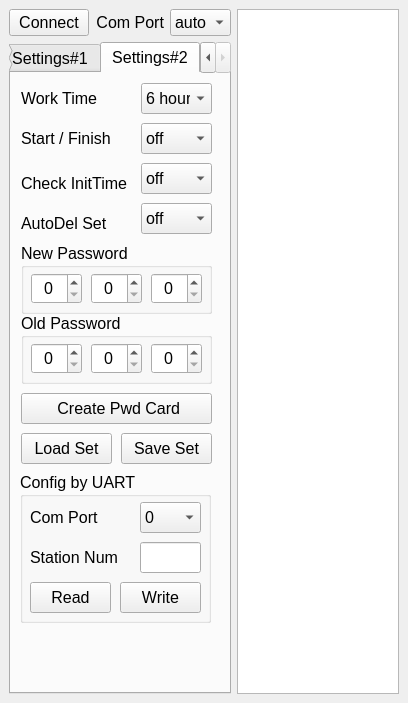
sportiduino/SportiduinoPQ, file design.ui: the form before one commit.
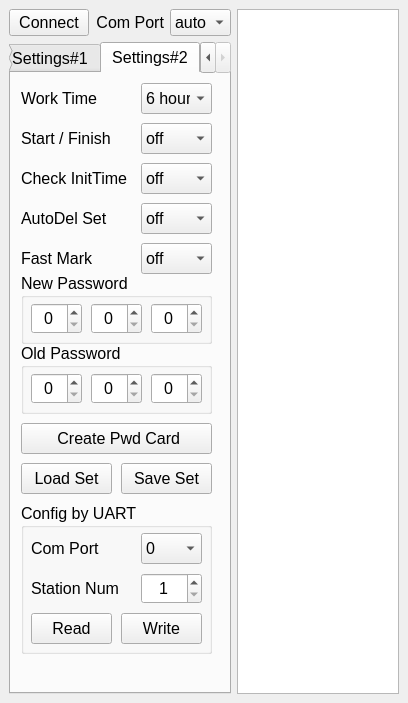
The form after the commit. The open tabs and pages were chosen to show the change.

Commit message: Добавил в настройки выбор режима быстрой отметки

Patch:
```diff
--- a/design.ui
+++ b/design.ui
@@ -883,7 +883,7 @@
            <rect>
             <x>10</x>
             <y>10</y>
-            <width>91</width>
+            <width>111</width>
             <height>31</height>
            </rect>
           </property>
@@ -932,8 +932,8 @@
            <rect>
             <x>10</x>
             <y>90</y>
-            <width>131</width>
-            <height>41</height>
+            <width>111</width>
+            <height>31</height>
            </rect>
           </property>
           <property name="text">
@@ -969,7 +969,7 @@
             <x>10</x>
             <y>130</y>
             <width>111</width>
-            <height>41</height>
+            <height>31</height>
            </rect>
           </property>
           <property name="text">
@@ -1003,7 +1003,7 @@
           <property name="geometry">
            <rect>
             <x>10</x>
-            <y>320</y>
+            <y>350</y>
             <width>191</width>
             <height>31</height>
            </rect>
@@ -1019,7 +1019,7 @@
           <property name="geometry">
            <rect>
             <x>110</x>
-            <y>360</y>
+            <y>390</y>
             <width>91</width>
             <height>31</height>
            </rect>
@@ -1035,7 +1035,7 @@
           <property name="geometry">
            <rect>
             <x>10</x>
-            <y>360</y>
+            <y>390</y>
             <width>91</width>
             <height>31</height>
            </rect>
@@ -1051,7 +1051,7 @@
           <property name="geometry">
            <rect>
             <x>10</x>
-            <y>170</y>
+            <y>200</y>
             <width>191</width>
             <height>71</height>
            </rect>
@@ -1127,7 +1127,7 @@
           <property name="geometry">
            <rect>
             <x>10</x>
-            <y>240</y>
+            <y>270</y>
             <width>191</width>
             <height>71</height>
            </rect>
@@ -1202,8 +1202,8 @@
          <widget class="QGroupBox" name="groupBox_9">
           <property name="geometry">
            <rect>
-            <x>9</x>
-            <y>399</y>
+            <x>10</x>
+            <y>430</y>
             <width>191</width>
             <height>151</height>
            </rect>
@@ -1443,16 +1443,6 @@
             <set>Qt::AlignLeading|Qt::AlignLeft|Qt::AlignVCenter</set>
            </property>
           </widget>
-          <widget class="QLineEdit" name="tfStationNumByUart">
-           <property name="geometry">
-            <rect>
-             <x>120</x>
-             <y>70</y>
-             <width>61</width>
-             <height>31</height>
-            </rect>
-           </property>
-          </widget>
           <widget class="QPushButton" name="btnUartRead">
            <property name="geometry">
             <rect>
@@ -1485,6 +1475,64 @@
             <string>Write</string>
            </property>
           </widget>
+          <widget class="QSpinBox" name="sbStationNumByUart">
+           <property name="geometry">
+            <rect>
+             <x>120</x>
+             <y>70</y>
+             <width>61</width>
+             <height>31</height>
+            </rect>
+           </property>
+           <property name="frame">
+            <bool>true</bool>
+           </property>
+           <property name="alignment">
+            <set>Qt::AlignCenter</set>
+           </property>
+           <property name="minimum">
+            <number>1</number>
+           </property>
+           <property name="maximum">
+            <number>255</number>
+           </property>
+          </widget>
+         </widget>
+         <widget class="QLabel" name="label_6">
+          <property name="geometry">
+           <rect>
+            <x>10</x>
+            <y>170</y>
+            <width>111</width>
+            <height>31</height>
+           </rect>
+          </property>
+          <property name="text">
+           <string>Fast Mark</string>
+          </property>
+         </widget>
+         <widget class="QComboBox" name="cbFastMark">
+          <property name="geometry">
+           <rect>
+            <x>130</x>
+            <y>170</y>
+            <width>71</width>
+            <height>31</height>
+           </rect>
+          </property>
+          <property name="editable">
+           <bool>false</bool>
+          </property>
+          <item>
+           <property name="text">
+            <string>off</string>
+           </property>
+          </item>
+          <item>
+           <property name="text">
+            <string>on</string>
+           </property>
+          </item>
          </widget>
         </widget>
        </widget>
```
Left out of the diff: 36 changed lines with no effect on the pictures. The commit also changes 2 other files.
